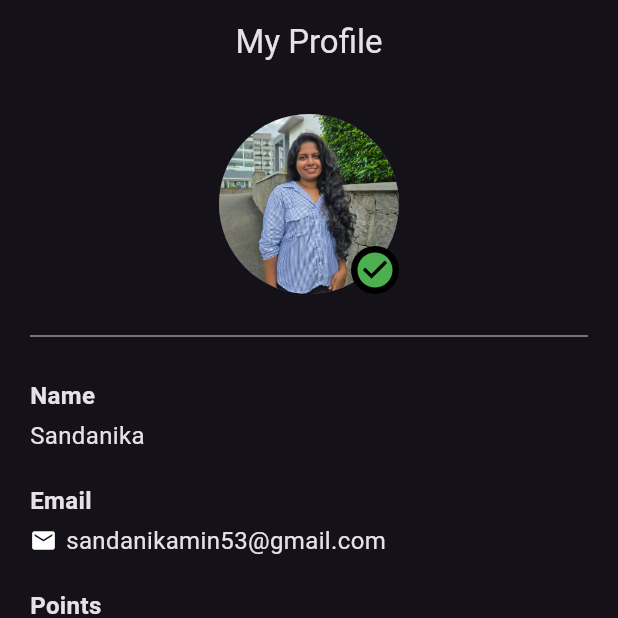
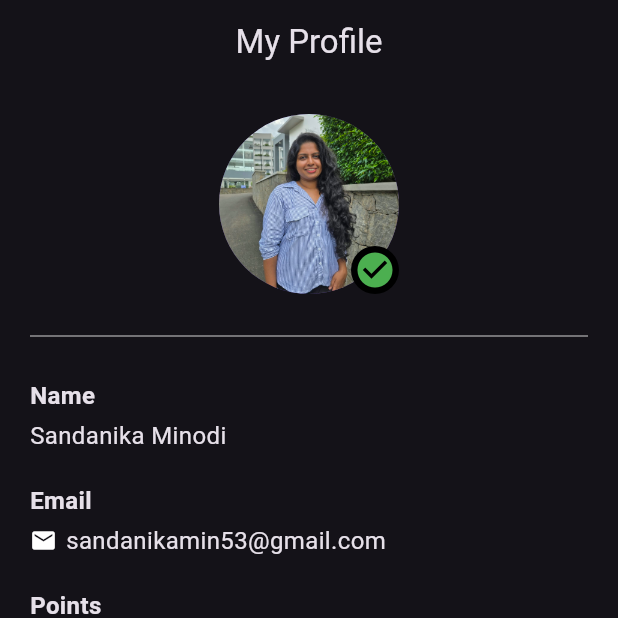
Before and after one commit to smino0105/Inclass, a Flutter app: the screen it shows after launch, on a phone screen of 412 x 824 dp, the top half of it. Run offline on Flutter 3.47's test engine with Material 3 defaults, Android fonts, the phone set to English and light mode, and no system bars.

Commit message:
Update name display to 'Sandanika Minodi'

```diff
--- a/lib/main.dart
+++ b/lib/main.dart
@@ -60,7 +60,7 @@ class ProfileScreen extends StatelessWidget {
             const Text('Name',
                 style: TextStyle(fontWeight: FontWeight.bold, fontSize: 16)),
             const SizedBox(height: 4),
-            const Text('Sandanika', style: TextStyle(fontSize: 16)),
+            const Text('Sandanika Minodi', style: TextStyle(fontSize: 16)),
             const SizedBox(height: 20),
 
             const Text('Email',
```
